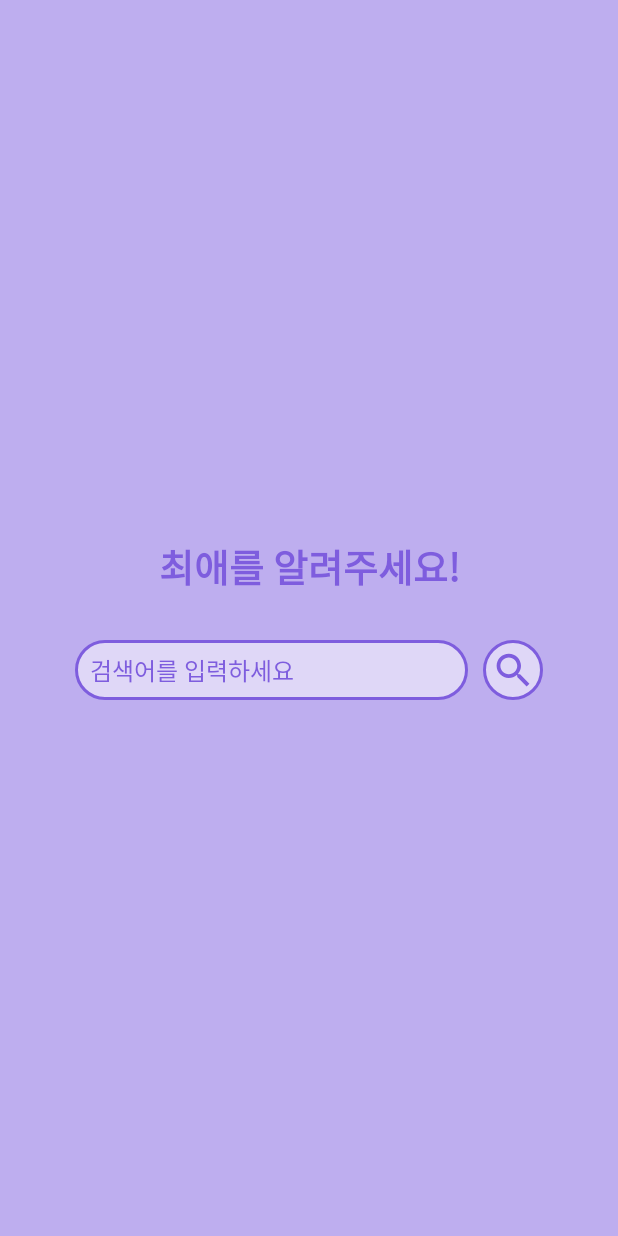
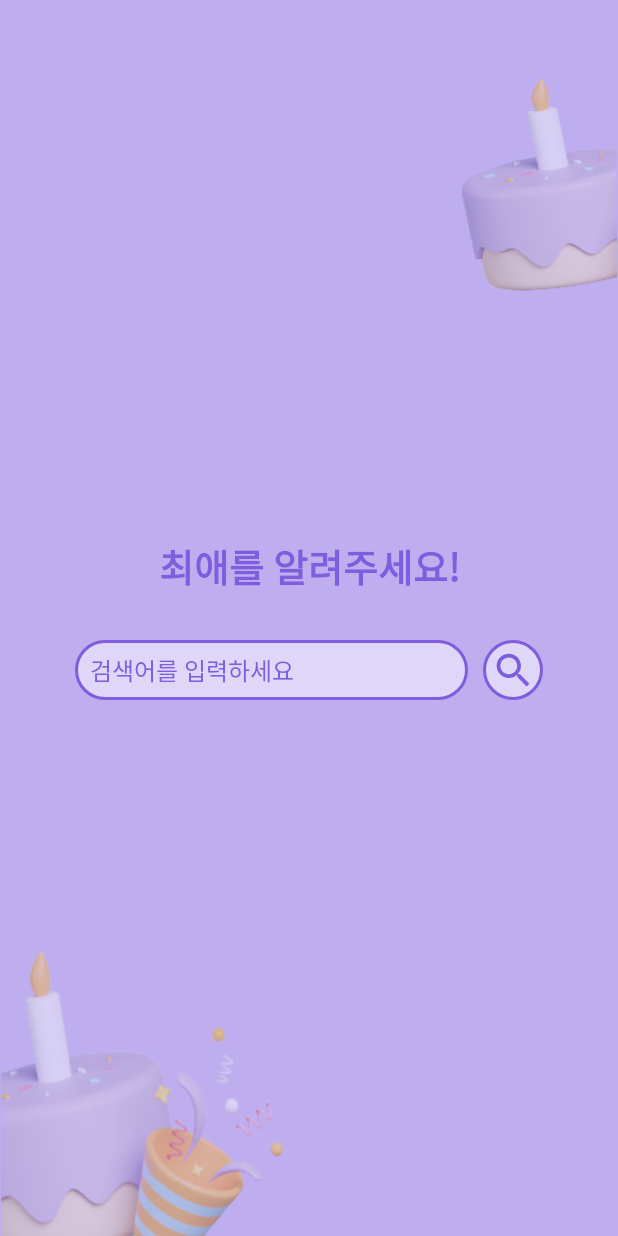
Before and after one commit to TogeDuck/SourceCode, an Android app: the FavoriteSettingFragment screen opened through its navigation route, on a phone screen of 412 x 824 dp. Run offline under Robolectric (Android 15) with nearby library versions, the phone set to English and light mode, and no system bars; our stand-ins replace Dagger/Hilt's generated code.

Commit message:
240125 마무리

```diff
--- a/Android/TogeDuck/app/src/main/res/layout/fragment_favorite_setting.xml
+++ b/Android/TogeDuck/app/src/main/res/layout/fragment_favorite_setting.xml
@@ -1,12 +1,35 @@
 <?xml version="1.0" encoding="utf-8"?>
+
+<FrameLayout xmlns:android="http://schemas.android.com/apk/res/android"
+    xmlns:app="http://schemas.android.com/apk/res-auto"
+    xmlns:tools="http://schemas.android.com/tools"
+    android:layout_width="match_parent"
+    android:layout_height="match_parent"
+    android:background="@color/bts_main_100">
+
+    <ImageView
+        android:layout_width="110dp"
+        android:layout_height="200dp"
+        android:src="@drawable/cake"
+        android:scaleType="fitCenter"
+        android:alpha="0.5"
+        android:layout_gravity="end"
+        android:paddingTop="50dp"
+        />
+
+    <ImageView
+        android:layout_width="200dp"
+        android:layout_height="200dp"
+        android:src="@drawable/cake2"
+        android:scaleType="fitCenter"
+        android:alpha="0.5"
+        android:layout_gravity="bottom|start"
+        />
+
     <androidx.constraintlayout.widget.ConstraintLayout
-    xmlns:android="http://schemas.android.com/apk/res/android"
-    xmlns:tools="http://schemas.android.com/tools"
-    xmlns:app="http://schemas.android.com/apk/res-auto"
         android:id="@+id/cl"
         android:layout_width="match_parent"
         android:layout_height="match_parent"
-    android:background="@color/bts_main_100"
         android:paddingHorizontal="@dimen/padding_large"
         android:paddingVertical="@dimen/padding_xlarge"
         tools:context=".view.FavoriteSettingFragment">
@@ -15,29 +38,27 @@
             android:layout_width="match_parent"
             android:layout_height="wrap_content"
             android:orientation="vertical"
-        app:layout_constraintTop_toTopOf="parent"
             app:layout_constraintBottom_toBottomOf="parent"
+            app:layout_constraintEnd_toEndOf="parent"
             app:layout_constraintStart_toStartOf="parent"
-        app:layout_constraintEnd_toEndOf="parent" >
+            app:layout_constraintTop_toTopOf="parent">
 
             <TextView
                 android:id="@+id/tv_title"
                 android:layout_width="match_parent"
                 android:layout_height="wrap_content"
                 android:text="@string/title"
+                android:textAlignment="center"
+                android:textColor="@color/bts_main_200"
                 android:textSize="@dimen/title_medium"
-            android:textColor="@color/bts_main_200"
-            android:textStyle="bold"
-            android:textAlignment="center"
-            />
+                android:textStyle="bold" />
 
             <include
                 android:id="@+id/csb"
                 layout="@layout/component_search_bar"
+                android:layout_width="match_parent"
                 android:layout_height="wrap_content"
-            android:layout_width="match_parent"
-            android:layout_marginTop="@dimen/padding_medium"
-            />
+                android:layout_marginTop="@dimen/padding_medium" />
 
             <LinearLayout
                 android:id="@+id/ll_search_result"
@@ -46,17 +67,15 @@
                 android:layout_marginTop="@dimen/padding_medium"
                 android:orientation="vertical"
                 android:visibility="gone"
-            tools:visibility="visible"
-            >
+                tools:visibility="visible">
 
                 <TextView
                     android:layout_width="wrap_content"
                     android:layout_height="wrap_content"
+                    android:layout_marginBottom="@dimen/margin_xsmall"
                     android:text="@string/my_favorite"
                     android:textColor="@color/bts_main_200"
-                android:textStyle="bold"
-                android:layout_marginBottom="@dimen/margin_xsmall"
-                />
+                    android:textStyle="bold" />
 
                 <androidx.recyclerview.widget.RecyclerView
                     android:id="@+id/rv_my_favorite"
@@ -65,33 +84,32 @@
                     android:orientation="horizontal"
                     app:layoutManager="androidx.recyclerview.widget.LinearLayoutManager"
                     tools:itemCount="3"
-                tools:listitem="@layout/item_my_favorite"/>
+                    tools:listitem="@layout/item_my_favorite" />
 
                 <TextView
                     android:id="@+id/tv_idol_search_result"
                     android:layout_width="wrap_content"
                     android:layout_height="wrap_content"
+                    android:layout_marginTop="@dimen/margin_medium"
+                    android:layout_marginBottom="@dimen/margin_xsmall"
                     android:text="@string/search_result"
                     android:textColor="@color/bts_main_200"
-                android:textStyle="bold"
-                android:layout_marginTop="@dimen/margin_medium"
-                android:layout_marginBottom="@dimen/margin_xsmall"
-                />
+                    android:textStyle="bold" />
 
                 <androidx.recyclerview.widget.RecyclerView
                     android:id="@+id/rv_idol_search_result"
                     android:layout_width="match_parent"
                     android:layout_height="match_parent"
+                    android:gravity="center"
                     android:orientation="vertical"
+                    tools:itemCount="100"
                     tools:layoutManager="androidx.recyclerview.widget.GridLayoutManager"
-                tools:spanCount="4"
-                tools:itemCount="100"
                     tools:listitem="@layout/item_idol_search_result"
-                android:gravity="center"
-                />
+                    tools:spanCount="4" />
 
             </LinearLayout>
 
         </LinearLayout>
 
     </androidx.constraintlayout.widget.ConstraintLayout>
+</FrameLayout>
--- a/Android/TogeDuck/app/src/main/res/values-night/themes.xml
+++ b/Android/TogeDuck/app/src/main/res/values-night/themes.xml
@@ -3,6 +3,10 @@
     <style name="Base.Theme.TogeDuck" parent="Theme.MaterialComponents.DayNight.NoActionBar">
         <!-- Customize your dark theme here. -->
         <!-- <item name="colorPrimary">@color/my_dark_primary</item> -->
+
+        <item name="android:textColorHighlight">@color/bts_main_100</item>
+        <item name="colorAccent">@color/bts_main_200</item>
+        <item name="colorControlActivated">@color/bts_main_200</item>
 
         <!--    상태바 투명하게 하는 설정    -->
         <item name="android:windowLightStatusBar">true</item>
--- a/Android/TogeDuck/app/src/main/res/values/themes.xml
+++ b/Android/TogeDuck/app/src/main/res/values/themes.xml
@@ -3,6 +3,10 @@
     <style name="Base.Theme.TogeDuck" parent="Theme.MaterialComponents.DayNight.NoActionBar">
         <!-- Customize your light theme here. -->
         <!-- <item name="colorPrimary">@color/my_light_primary</item> -->
+
+        <item name="android:textColorHighlight">@color/bts_main_100</item>
+        <item name="colorAccent">@color/bts_main_200</item>
+        <item name="colorControlActivated">@color/bts_main_200</item>
 
         <!--    상태바 투명하게 하는 설정    -->
         <item name="android:windowLightStatusBar">true</item>
```
Also changed, not shown: Android/TogeDuck/app/src/main/res/drawable/cake.png (added), Android/TogeDuck/app/src/main/res/drawable/cake2.png (added). Lines whose indentation alone changed are shown as unchanged.
